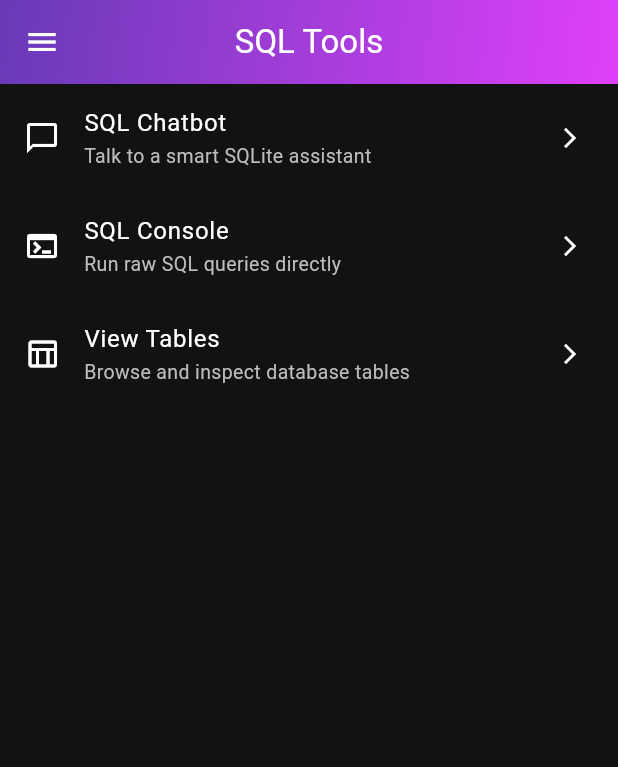
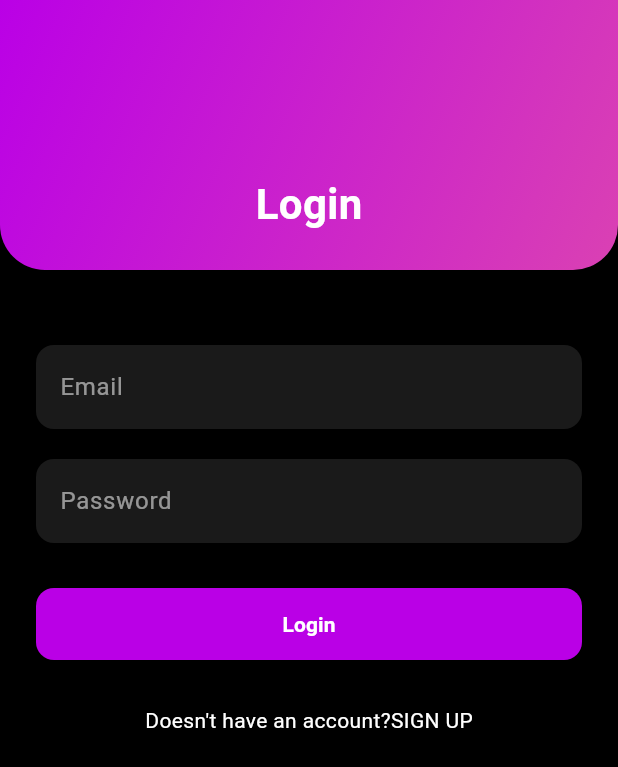
Before and after one commit to VijayKumar-2005/DataBaseApp, a Flutter app: the screen it shows after launch, on a phone screen of 412 x 824 dp. Shown: the top 767 px of the screen. Run offline on Flutter 3.47's test engine with Material 3 defaults, Android fonts, the light colour scheme and no system bars; our stand-ins replace flutter_dotenv, hive, hive_flutter, share_plus, shared_preferences, sqflite; accounts and stored records are empty.

Commit message:
updated the homepage and added login and signup page.

```diff
--- /dev/null
+++ b/lib/Screens/login_screen.dart
@@ -0,0 +1,131 @@
+import 'package:databaseapp/Screens/sign_up.dart';
+import 'package:databaseapp/Screens/sqlhomepage.dart';
+import 'package:flutter/material.dart';
+
+class LoginPage extends StatelessWidget {
+  const LoginPage({super.key,required this.apikey});
+  final String apikey;
+  @override
+  Widget build(BuildContext context) {
+    return Scaffold(
+      backgroundColor: Colors.black,
+      body: Column(
+        children: [
+          Container(
+            height: 180,
+            width: double.infinity,
+            decoration: const BoxDecoration(
+              gradient: LinearGradient(
+                colors: [Color(0xFFBA00E6), Color(0xFFDA41B3)],
+                begin: Alignment.topLeft,
+                end: Alignment.bottomRight,
+              ),
+              borderRadius: BorderRadius.only(
+                bottomLeft: Radius.circular(30),
+                bottomRight: Radius.circular(30),
+              ),
+            ),
+            alignment: Alignment.bottomCenter,
+            padding: const EdgeInsets.only(bottom: 24),
+            child: const Text(
+              'Login',
+              style: TextStyle(
+                color: Colors.white,
+                fontSize: 28,
+                fontWeight: FontWeight.bold,
+              ),
+            ),
+          ),
+          const SizedBox(height: 50),
+          Padding(
+            padding: const EdgeInsets.symmetric(horizontal: 24),
+            child: Column(
+              children: [
+                TextField(
+                  style: const TextStyle(color: Colors.white),
+                  decoration: InputDecoration(
+                    hintText: 'Email',
+                    hintStyle: const TextStyle(color: Colors.white54),
+                    filled: true,
+                    fillColor: Colors.white10,
+                    border: OutlineInputBorder(
+                      borderRadius: BorderRadius.circular(12),
+                      borderSide: BorderSide.none,
+                    ),
+                  ),
+                ),
+                const SizedBox(height: 20),
+                TextField(
+                  obscureText: true,
+                  style: const TextStyle(color: Colors.white),
+                  decoration: InputDecoration(
+                    hintText: 'Password',
+                    hintStyle: const TextStyle(color: Colors.white54),
+                    filled: true,
+                    fillColor: Colors.white10,
+                    border: OutlineInputBorder(
+                      borderRadius: BorderRadius.circular(12),
+                      borderSide: BorderSide.none,
+                    ),
+                  ),
+                ),
+                const SizedBox(height: 30),
+                SizedBox(
+                  width: double.infinity,
+                  height: 48,
+                  child: ElevatedButton(
+                    style: ElevatedButton.styleFrom(
+                      backgroundColor: const Color(0xFFBA00E6),
+                      shape: RoundedRectangleBorder(
+                        borderRadius: BorderRadius.circular(12),
+                      ),
+                    ),
+                    onPressed: () {
+                      Navigator.pushReplacement(context, MaterialPageRoute(builder: (context) => SqlHomePage(apikey: apikey)));
+                    },
+                    child: const Text(
+                      'Login',
+                      style: TextStyle(
+                        color: Colors.white,
+                        fontWeight: FontWeight.bold,
+                      ),
+                    ),
+                  ),
+                ),
+                const SizedBox(height: 30,),
+                GestureDetector(
+                  onTap: () {
+                    Navigator.pushReplacement(
+                      context,
+                      PageRouteBuilder(
+                        transitionDuration: Duration(milliseconds: 1000),
+                        pageBuilder: (context, animation, secondaryAnimation) => SignUp(apikey: apikey),
+                        transitionsBuilder: (context, animation, secondaryAnimation, child) {
+                          const begin = Offset(1.0, 0.0);
+                          const end = Offset.zero;
+                          const curve = Curves.ease;
+                          var tween = Tween(begin: begin, end: end).chain(CurveTween(curve: curve));
+                          var offsetAnimation = animation.drive(tween);
+                          return SlideTransition(
+                            position: offsetAnimation,
+                            child: child,
+                          );
+                        },
+                      ),
+                    );
+                  },
+                  child: Text(
+                    "Doesn't have an account?SIGN UP",
+                    style: TextStyle(
+                      color: Colors.white
+                    ),
+                  ),
+                )
+              ],
+            ),
+          ),
+        ],
+      ),
+    );
+  }
+}
--- a/lib/main.dart
+++ b/lib/main.dart
@@ -1,4 +1,4 @@
-import 'package:databaseapp/Screens/sqlhomepage.dart';
+import 'package:databaseapp/Screens/login_screen.dart';
 import 'package:databaseapp/Services/hive_service.dart';
 import 'package:flutter/material.dart';
 import 'package:flutter_dotenv/flutter_dotenv.dart';
@@ -27,7 +27,7 @@ class MyApp extends StatelessWidget {
     return MaterialApp(
       title: 'SQL Chatbot',
       debugShowCheckedModeBanner: false,
-      home: SqlHomePage(apikey: apikey),
+      home: LoginPage(apikey: apikey,),
     );
   }
 }
```
Also changed, not shown: lib/Screens/sign_up.dart (added, +146 -0 lines), lib/Screens/sqlhomepage.dart (+13 -0 lines).
